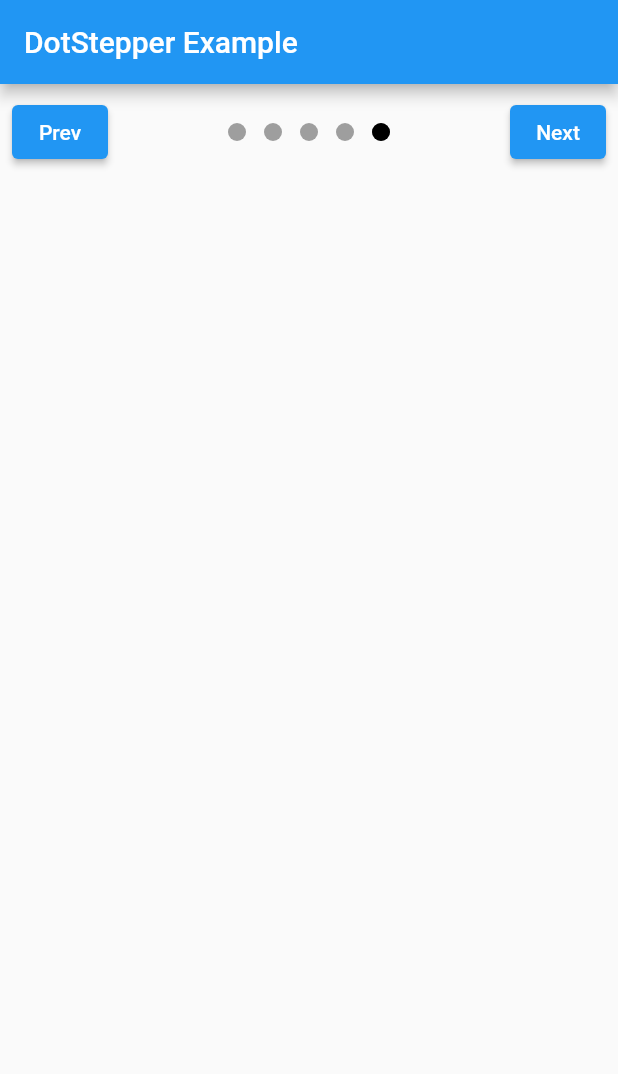
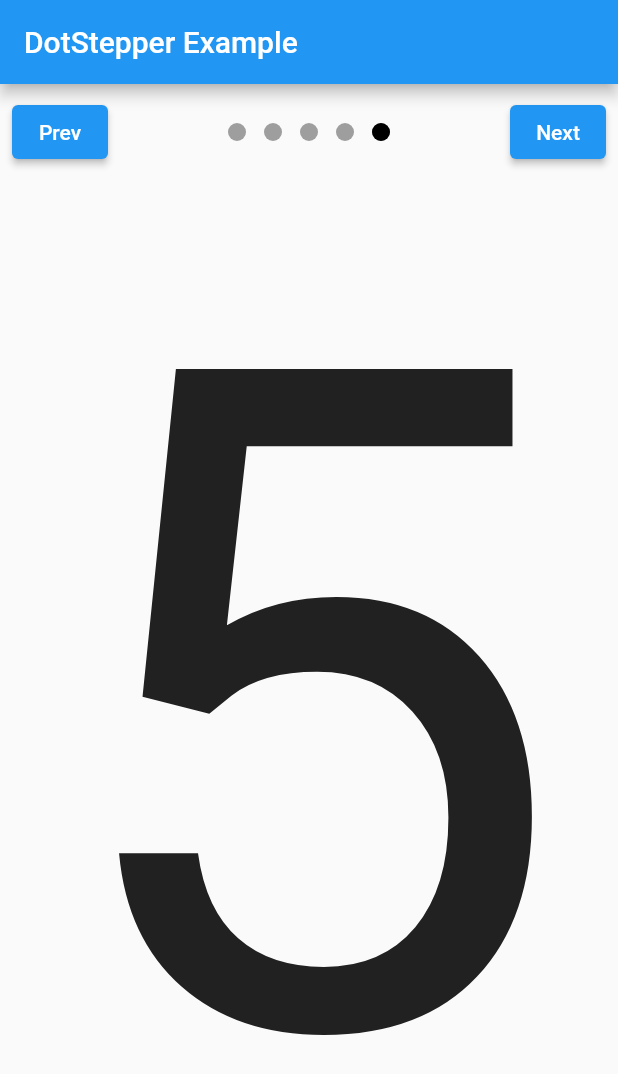
Before and after one commit to imujtaba8488/package_im_stepper, a Flutter app: the screen it shows after launch, on a phone screen of 412 x 824 dp. Shown: the top 1074 px of the screen. Run offline on Flutter 3.47's test engine with Material 2 defaults, Android fonts, the phone set to English and light mode, and no system bars.

Commit message:
examples.md updated

```diff
--- a/lib/main.dart
+++ b/lib/main.dart
@@ -14,7 +14,7 @@ class IconStepperDemo extends StatefulWidget {
 class _IconStepperDemo extends State<IconStepperDemo> {
   // THE FOLLOWING THREE VARIABLES ARE REQUIRED TO CONTROL THE STEPPER.
   // Controls the currently active step. Can be set to any valid value i.e., a value that ranges from lowerBound to upperBound. Note: Steps are counted from 1 and NOT from 0.
-  int activeStep = 5;         // Initial step set to 5.
+  int activeStep = 5; // Initial step set to 5.
 
   // Must be used to control the lower and upper bound of the activeStep variable. Please see next and previous buttons below the build() method!
   int lowerBound = 0;
@@ -48,6 +48,13 @@ class _IconStepperDemo extends State<IconStepperDemo> {
                   nextButton(),
                 ],
               ),
+              Expanded(
+                child: FittedBox(
+                  child: Center(
+                    child: Text('$activeStep'),
+                  ),
+                ),
+              )
             ],
           ),
         ),
@@ -59,7 +66,7 @@ class _IconStepperDemo extends State<IconStepperDemo> {
   Widget nextButton() {
     return ElevatedButton(
       onPressed: () {
-        // Increment activeStep, when the next button is tapped. However, check for bounds.
+        // Increment activeStep, when the next button is tapped. However, check for upper bound.
         if (activeStep < upperBound) {
           setState(() {
             activeStep++;
@@ -74,7 +81,7 @@ class _IconStepperDemo extends State<IconStepperDemo> {
   Widget previousButton() {
     return ElevatedButton(
       onPressed: () {
-        // Decrement activeStep, when the previous button is tapped. However, check for bounds.
+        // Decrement activeStep, when the previous button is tapped. However, check for lower bound.
         if (activeStep > lowerBound) {
           setState(() {
             activeStep--;
```
Also changed, not shown: 1 other file.
